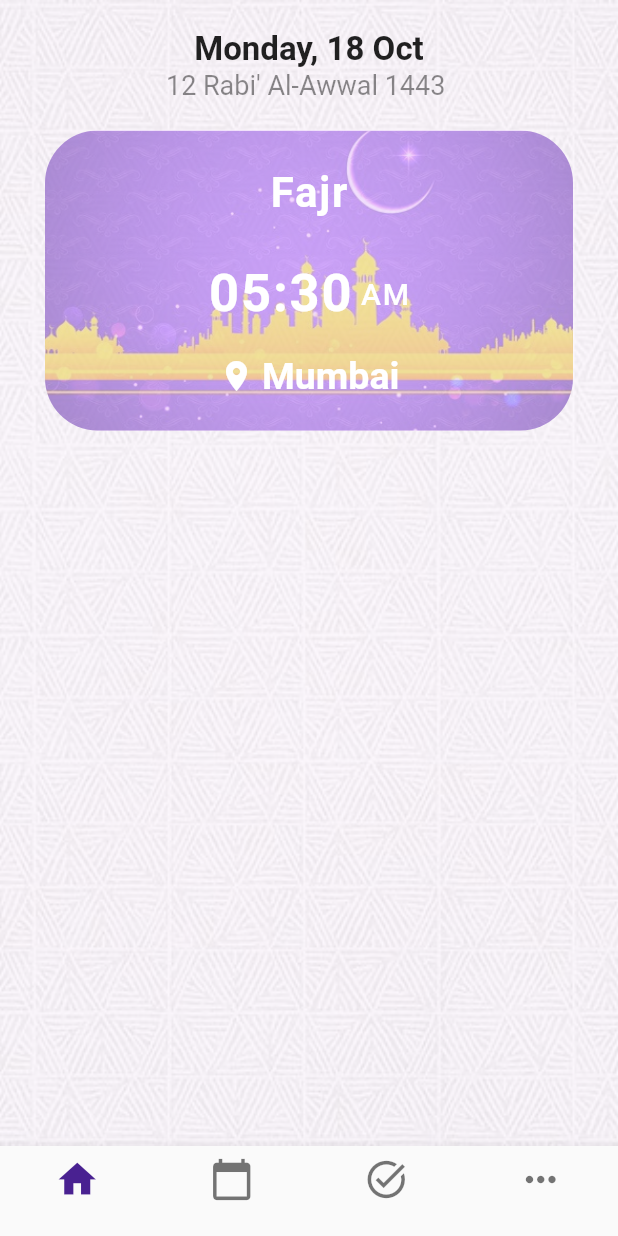
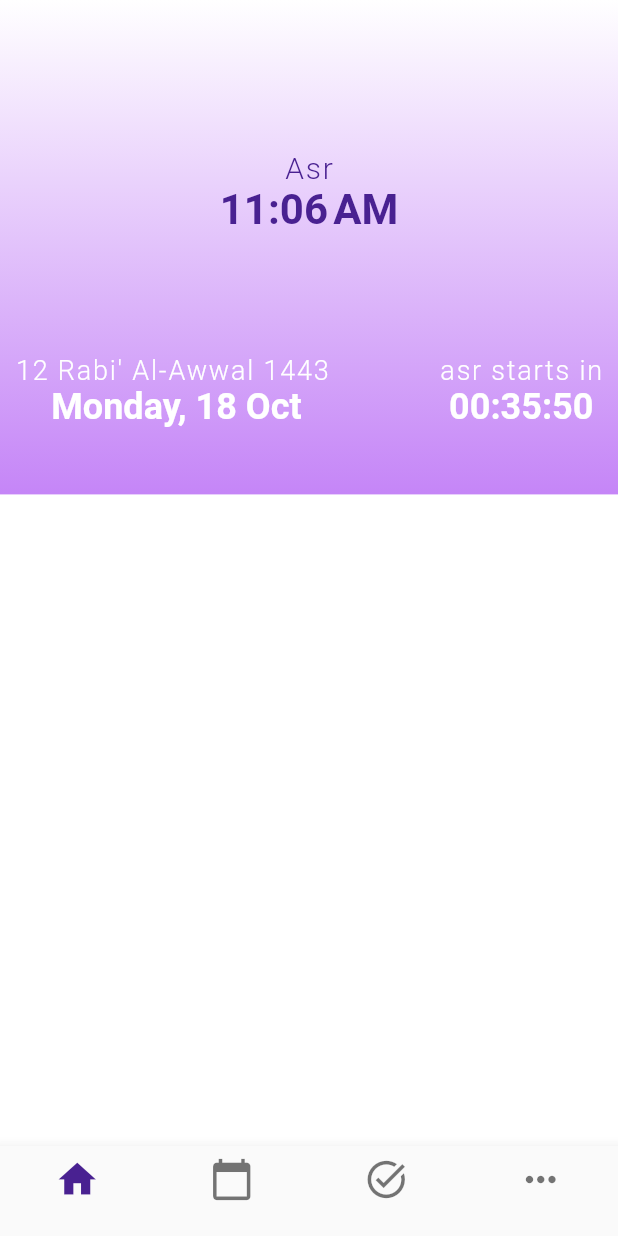
Before and after one commit to kasmasoft/ProjectGroup2, a Flutter app: the screen it shows after launch, after a tap on "Continue", on a phone screen of 412 x 824 dp. Run offline on Flutter 3.47's test engine with Material 2 defaults, Android fonts, the phone set to English and light mode, and no system bars; our stand-ins replace adhan, firebase_auth, firebase_core, firebase_database, flutter_local_notifications, flutter_native_timezone and 3 more; accounts and stored records are empty.

Commit message:
add counter

```diff
--- /dev/null
+++ b/lib/constants.dart
@@ -0,0 +1,9 @@
+import 'package:flutter/material.dart';
+
+final Color color1 = Color(0xFFc585f7);
+final Color color2 = Color(0xFFFFFFFF);
+final Color color3 = Color(0xFF8133d4);
+
+
+
+final letterspacing = 1.2;
--- a/lib/helpers/prayerTimes.dart
+++ b/lib/helpers/prayerTimes.dart
@@ -1,38 +1,55 @@
-// List<String> getPrayerTimes() {
-//   final List<String> prayerTimeList;
-//   final myCoordinates =
-//       Coordinates(19.29209743677179, 72.85928629201034); // My location
-//   final params = CalculationMethod.karachi.getParameters();
-//   params.madhab = Madhab.hanafi;
-//   final prayerTimes = PrayerTimes.today(myCoordinates, params);
-//   print(
-//       "---Today's Prayer Times in Your Local Timezone(${prayerTimes.fajr.timeZoneName})---");
-//   print('Fajr ' + DateFormat.jm().format(prayerTimes.fajr));
-//   print('Sunrise ' + DateFormat.jm().format(prayerTimes.sunrise));
-//   print('Dhuhr ' + DateFormat.jm().format(prayerTimes.dhuhr));
-//   print('Asr ' + DateFormat.jm().format(prayerTimes.asr));
-//   print('Maghrib ' + DateFormat.jm().format(prayerTimes.maghrib));
-//   print('Isha' + DateFormat.jm().format(prayerTimes.isha));
-
-//   return prayerTimeList;
-// }
-
 // ignore_for_file: import_of_legacy_library_into_null_safe
 import 'package:adhan/adhan.dart';
 import 'package:intl/intl.dart';
 
 final Map<String, String> prayers = {};
+final myCoordinates =
+    Coordinates(19.29209743677179, 72.85928629201034); // My location
 
-void getPrayerTimes() {
-  final myCoordinates =
-      Coordinates(19.29209743677179, 72.85928629201034); // My location
+PrayerTimes getTodayPrayers() {
   final params = CalculationMethod.karachi.getParameters();
   params.madhab = Madhab.hanafi;
-  final prayerTimes = PrayerTimes.today(myCoordinates, params);
+  return PrayerTimes.today(myCoordinates, params);
+}
+
+Map<String, String> getPrayerTimes() {
+  PrayerTimes prayerTimes = getTodayPrayers();
+  print(prayerTimes.timeForPrayer(Prayer.dhuhr));
+  print(prayerTimes.asr.difference(DateTime.now()).toString());
   prayers['fajr'] = DateFormat.jm().format(prayerTimes.fajr);
   prayers['sunrise'] = DateFormat.jm().format(prayerTimes.sunrise);
   prayers['dhuhr'] = DateFormat.jm().format(prayerTimes.dhuhr);
   prayers['asr'] = DateFormat.jm().format(prayerTimes.asr);
   prayers['maghrib'] = DateFormat.jm().format(prayerTimes.maghrib);
   prayers['isha'] = DateFormat.jm().format(prayerTimes.isha);
+  return prayers;
 }
+
+String getCurrentPrayer() {
+  PrayerTimes prayers = getTodayPrayers();
+  return prayers.currentPrayer().toString().split('.').last;
+}
+
+String getNextPrayer() {
+  PrayerTimes prayers = getTodayPrayers();
+  return prayers.nextPrayer().toString().split('.').last;
+}
+
+Duration getNextPrayerCounter(nextPrayer) {
+  PrayerTimes prayers = getTodayPrayers();
+  if (nextPrayer == 'fajr') {
+    return prayers.fajr.difference(DateTime.now());
+  }
+  else if(nextPrayer == 'dhuhr'){
+    return prayers.dhuhr.difference(DateTime.now());
+  }
+  else if(nextPrayer == 'asr') {
+    return prayers.asr.difference(DateTime.now());
+  }
+  else if(nextPrayer == 'maghrib') {
+    return prayers.maghrib.difference(DateTime.now());
+  }
+  else {
+    return prayers.isha.difference(DateTime.now());
+  }
+}
--- /dev/null
+++ b/lib/helpers/string_extension.dart
@@ -0,0 +1,5 @@
+extension StringExtension on String {
+    String capitalize() {
+      return "${this[0].toUpperCase()}${this.substring(1)}";
+    }
+}
--- a/lib/main.dart
+++ b/lib/main.dart
@@ -3,10 +3,26 @@ import 'package:firebase_core/firebase_core.dart';
 import 'package:flutter/material.dart';
 import 'routes.dart';
 import 'screens/splash/splash_screen.dart';
+import 'package:flutter_local_notifications/flutter_local_notifications.dart';
 
-Future<void> main() async{
+FlutterLocalNotificationsPlugin flutterLocalNotificationsPlugin =
+    FlutterLocalNotificationsPlugin();
+
+void main() async {
   WidgetsFlutterBinding.ensureInitialized();
   await Firebase.initializeApp();
+
+  const AndroidInitializationSettings initializationSettingsAndroid =
+      AndroidInitializationSettings('app_logo');
+  final IOSInitializationSettings initializationSettingsIOS =
+      IOSInitializationSettings(
+          requestSoundPermission: false,
+          requestBadgePermission: false,
+          requestAlertPermission: false);
+  final InitializationSettings initializationSettings = InitializationSettings(
+      android: initializationSettingsAndroid, iOS: initializationSettingsIOS);
+  await flutterLocalNotificationsPlugin.initialize(initializationSettings);
+
   runApp(MyApp());
 }
 
@@ -32,3 +48,15 @@ class MyApp extends StatelessWidget {
 
 // command
 // --no-sound-null-safety
+
+
+
+/* Color Pallet
+c585f7
+cc92f8
+d2a0f9
+d9adfa
+dfbbfb
+e5c9fb
+f9f1fe
+*/
--- a/lib/screens/home/widgets/board.dart
+++ b/lib/screens/home/widgets/board.dart
@@ -1,7 +1,4 @@
 import 'package:flutter/material.dart';
-import 'package:prayer_time_application/widgets/getlocation.dart';
-import 'next_time.dart';
-import 'next_prayer.dart';
 
 class Board extends StatefulWidget {
   const Board({Key? key}) : super(key: key);
@@ -22,11 +19,10 @@ class _BoardState extends State<Board> {
       child: Column(
         crossAxisAlignment: CrossAxisAlignment.center,
         children: [
-          NextPrayer(),
+          // NextPrayer(),
           SizedBox(
             height: 30.0,
           ),
-          NextTime(),
           SizedBox(height: 20.0),
           Row(
             mainAxisAlignment: MainAxisAlignment.center,
--- /dev/null
+++ b/lib/screens/home/widgets/counter.dart
@@ -0,0 +1,77 @@
+import 'dart:async';
+
+import 'package:flutter/material.dart';
+import 'package:prayer_time_application/constants.dart';
+import 'package:prayer_time_application/helpers/prayerTimes.dart';
+
+class NextCounter extends StatefulWidget {
+  final nextPrayer;
+  const NextCounter(this.nextPrayer);
+
+  @override
+  _NextCounterState createState() => _NextCounterState();
+}
+
+class _NextCounterState extends State<NextCounter> {
+  Duration? duration;
+  Timer? timer;
+
+  @override
+  void initState() {
+    super.initState();
+    duration = getNextPrayerCounter(widget.nextPrayer);
+    startCounter();
+  }
+
+  startCounter() {
+    Timer.periodic(Duration(seconds: 1), (Timer t) => countDown());
+  }
+
+  countDown() {
+    final cd = -1;
+
+    if(mounted) {
+      setState(() {
+        final seconds = duration!.inSeconds + cd;
+        duration = Duration(seconds: seconds);
+      });
+    }
+  }
+
+  Widget buildTime() {
+    String twoDigits(int n) => n.toString().padLeft(2, '0');
+    final hours = twoDigits(duration!.inHours);
+    final minutes = twoDigits(duration!.inMinutes.remainder(60));
+    final seconds = twoDigits(duration!.inSeconds.remainder(60));
+
+    return Text(
+      hours + ":" + minutes + ":" + seconds,
+      style: TextStyle(
+        fontSize: 24,
+        fontWeight: FontWeight.w700,
+        color: color2,
+      ),
+    );
+  }
+
+  @override
+  Widget build(BuildContext context) {
+    return Container(
+      padding: EdgeInsets.only(right: 10),
+      child: Column(
+        children: [
+          Text(
+            widget.nextPrayer + ' starts in',
+            style: TextStyle(
+              fontSize: 18,
+              fontWeight: FontWeight.w300,
+              color: color2,
+              letterSpacing: letterspacing,
+            ),
+          ),
+          buildTime(),
+        ],
+      ),
+    );
+  }
+}
--- /dev/null
+++ b/lib/screens/home/widgets/current_date.dart
@@ -0,0 +1,43 @@
+import 'package:flutter/material.dart';
+import 'package:hijri/hijri_calendar.dart';
+import 'package:intl/intl.dart';
+import 'package:prayer_time_application/constants.dart';
+
+class CurrentDate extends StatefulWidget {
+
+  @override
+  State<CurrentDate> createState() => _CurrentDateState();
+}
+
+class _CurrentDateState extends State<CurrentDate> {
+  var _hijridt = HijriCalendar.now();
+  String ggdt = DateFormat('EEEE, dd MMM').format(DateTime.now());
+
+  @override
+  Widget build(BuildContext context) {
+    return Container(
+      padding: EdgeInsets.only(left: 10),
+      child: Column(
+        children: [
+          Text(
+            _hijridt.toFormat("dd MMMM yyyy "),
+            style: TextStyle(
+              fontSize: 18,
+              fontWeight: FontWeight.w300,
+              color: color2,
+              letterSpacing: letterspacing,
+            ),
+          ),
+          Text(
+            ggdt.toString(),
+            style: TextStyle(
+              fontSize: 24,
+              fontWeight: FontWeight.w700,
+              color: color2,
+            ),
+          )
+        ],
+      ),
+    );
+  }
+}
--- a/lib/screens/home/widgets/home.dart
+++ b/lib/screens/home/widgets/home.dart
@@ -1,8 +1,9 @@
 import 'package:flutter/material.dart';
-import 'package:hijri/hijri_calendar.dart';
-import 'package:intl/intl.dart';
+import 'package:prayer_time_application/constants.dart';
 import 'package:prayer_time_application/helpers/prayerTimes.dart';
-import 'package:prayer_time_application/screens/home/widgets/board.dart';
+import 'package:prayer_time_application/screens/home/widgets/counter.dart';
+import 'package:prayer_time_application/screens/home/widgets/current_date.dart';
+import 'package:prayer_time_application/screens/home/widgets/next_prayer.dart';
 
 class Home extends StatefulWidget {
   const Home({Key? key}) : super(key: key);
@@ -12,95 +13,48 @@ class Home extends StatefulWidget {
 }
 
 class _HomeState extends State<Home> {
-  var _format = HijriCalendar.now();
-  String ggdt = DateFormat('EEEE, dd MMM').format(DateTime.now());
+  late String _nextPrayer;
+  late final Map<String, String> _prayers;
 
   @override
   void initState() {
-    getPrayerTimes();
+    _prayers = getPrayerTimes();
+    _nextPrayer = getNextPrayer();
     super.initState();
   }
-
-  void getCurrentPrayer() {
-    Map<String, String> curPrayers = prayers;
-    print(curPrayers);
-  }
-
 
   @override
   Widget build(BuildContext context) {
     return Stack(
       children: [
-        // Container(
-        //   decoration: BoxDecoration(
-        //     color: Color(0xFF492191)
-        //   ),
-        // ),
         Container(
+          height: MediaQuery.of(context).size.height / 2.5,
           decoration: BoxDecoration(
-            color: Color(0x2adfbbfb),
-            image: DecorationImage(
-              image: AssetImage('assets/images/bg2.png'),
-              fit: BoxFit.cover,
-              colorFilter: ColorFilter.mode(Theme.of(context).primaryColor.withOpacity(0.3), BlendMode.dstATop),
+            gradient: LinearGradient(
+              begin: Alignment.topCenter,
+              end: Alignment.bottomCenter,
+              colors: [color2, color1],
             ),
           ),
         ),
-        SafeArea(
-          child: ListView(
+        Container(
+          padding: EdgeInsets.only(top: 100),
+          child: Column(
             children: [
-            Column(
+              NextPrayer(_nextPrayer),
+              Container(
+                padding: EdgeInsets.only(top: 80),
+                child: Row(
+                  mainAxisAlignment: MainAxisAlignment.spaceBetween,
                   children: [
-                SizedBox(
-                  height: 20.0,
-                ),
-                Text(
-                  ggdt,
-                  style: TextStyle(
-                    fontSize: 22,
-                    fontWeight: FontWeight.bold,
-                  ),
-                ),
-                Text(
-                  _format.toFormat("dd MMMM yyyy "),
-                  style: TextStyle(
-                    fontSize: 18,
-                    color: Colors.black45,
-                  ),
-                ),
-                // )
+                    CurrentDate(),
+                    NextCounter(_nextPrayer),
                   ],
-            ),
-            SizedBox(
-              height: 20.0,
-            ),
-            Padding(
-              padding: EdgeInsets.only(left: 30, right: 30),
-              child: Stack(
-                children: [
-                  Container(
-                    height: 200,
-                    decoration: BoxDecoration(
-                      color: Color(0xaadfbbfb),
-                      image: DecorationImage(
-                        image: AssetImage('assets/images/mosquebg.png'),
-                        fit: BoxFit.cover,
-                        colorFilter: ColorFilter.mode(Color(0xFFdfbbfb).withOpacity(0.4), BlendMode.dstATop),
-                      ),
-                      borderRadius: BorderRadius.circular(35.0),
-                    ),
-                    child: Center(
-                      child: Board(),
                 ),
               ),
             ],
           ),
         ),
-            SizedBox(
-              height: 20.0,
-            ),
-          ],
-        )),
       ],
     );
   }
--- a/lib/screens/home/widgets/next_prayer.dart
+++ b/lib/screens/home/widgets/next_prayer.dart
@@ -1,24 +1,47 @@
 import 'package:flutter/material.dart';
+import 'package:prayer_time_application/constants.dart';
+import 'package:prayer_time_application/helpers/prayerTimes.dart';
+import 'package:prayer_time_application/helpers/string_extension.dart';
 
 class NextPrayer extends StatefulWidget {
-  const NextPrayer({ Key? key }) : super(key: key);
+  final nextPrayer;
+  const NextPrayer(this.nextPrayer);
 
   @override
   _NextPrayerState createState() => _NextPrayerState();
 }
 
 class _NextPrayerState extends State<NextPrayer> {
+  late final Map<String, String> _prayers;
+
+  @override
+  void initState() {
+    _prayers = getPrayerTimes();
+    super.initState();
+  }
+
   @override
   Widget build(BuildContext context) {
     return Container(
-      child: Text(
-        "Fajr",
-        style: TextStyle(
-          fontSize: 28,
-          fontWeight: FontWeight.w600,
-          color: Colors.white,//Theme.of(context).primaryColor,
-          letterSpacing: 1.2,
-        ),
+      child: Column(
+        children: [
+          Text(
+            widget.nextPrayer.toString().capitalize(),
+            style: TextStyle(
+              fontSize: 20,
+              fontWeight: FontWeight.w300,
+              color: Theme.of(context).primaryColor,
+              letterSpacing: letterspacing,
+            ),
+          ),
+          Text(
+            _prayers[widget.nextPrayer].toString(),
+            style: TextStyle(
+                fontSize: 28,
+                fontWeight: FontWeight.bold,
+                color: Theme.of(context).primaryColor),
+          ),
+        ],
       ),
     );
   }
--- a/lib/screens/home/widgets/next_time.dart
+++ /dev/null
@@ -1,41 +0,0 @@
-import 'package:flutter/material.dart';
-
-class NextTime extends StatefulWidget {
-  const NextTime({Key? key}) : super(key: key);
-
-  @override
-  _NextTimeState createState() => _NextTimeState();
-}
-
-class _NextTimeState extends State<NextTime> {
-  @override
-  Widget build(BuildContext context) {
-    return Row(
-      mainAxisAlignment: MainAxisAlignment.center,
-      children: [
-        SizedBox(height: 10.0,),
-        Text(
-          "05:30",
-          style: TextStyle(
-            fontSize: 35,
-            fontWeight: FontWeight.bold,
-            color: Colors.white,//Theme.of(context).primaryColor,
-            letterSpacing: 1.2,
-          ),
-        ),
-        SizedBox(
-          width: 5.0,
-        ),
-        Text(
-          "AM",
-          style: TextStyle(
-            color: Colors.white,//Theme.of(context).primaryColor,
-            fontSize: 20,
-            fontWeight: FontWeight.w500,
-            letterSpacing: 1.2,
-          ),
-        ),
-      ],
-    );
-  }
-}
--- a/pubspec.yaml
+++ b/pubspec.yaml
@@ -46,7 +46,11 @@ dependencies:
   location: ^4.3.0
   # geolocator: ^5.3.1
   geolocator: ^5.3.1
-  geocoding: ^2.0.1
+
+  #push notification
+  flutter_native_timezone: ^2.0.0
+  flutter_local_notifications: ^9.0.0
+  firebase_messaging: ^10.0.8
 
 dev_dependencies:
   flutter_test:
```
Also changed, not shown: lib/helpers/notifications.dart (added, +37 -0 lines), lib/screens/home/widgets/my_location.dart (added, +70 -0 lines), lib/screens/prayers/widgets/adzan.dart (+18 -23 lines), lib/screens/prayers/widgets/prayer_container.dart (+4 -6 lines), lib/widgets/address.dart (deleted, +0 -8 lines), lib/widgets/getlocation.dart (deleted, +0 -64 lines), lib/widgets/location.dart (deleted, +0 -15 lines), lib/helpers/get_current_prayer.dart (added), lib/screens/prayers/widgets/toggle_icon_button.dart (deleted), pubspec.lock, 5 other files. Lines whose indentation alone changed are shown as unchanged.
